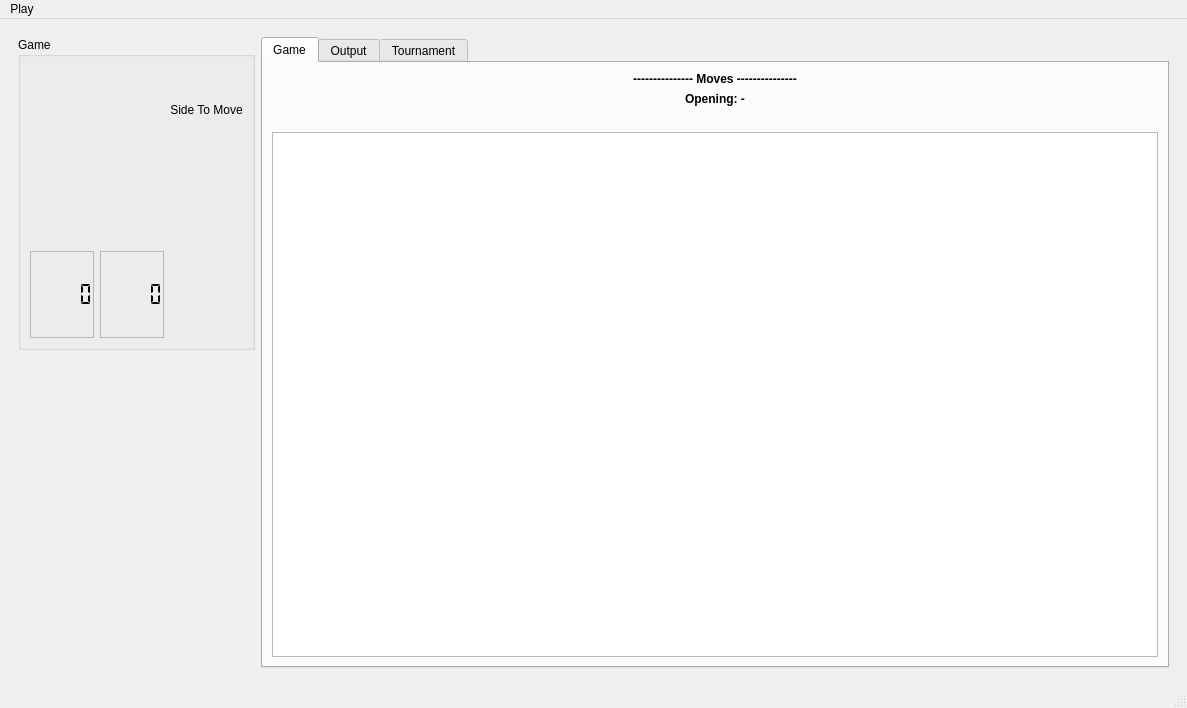
Above: app/mainwindow.ui from neluj/Xake before the change. Below: the same form after it.
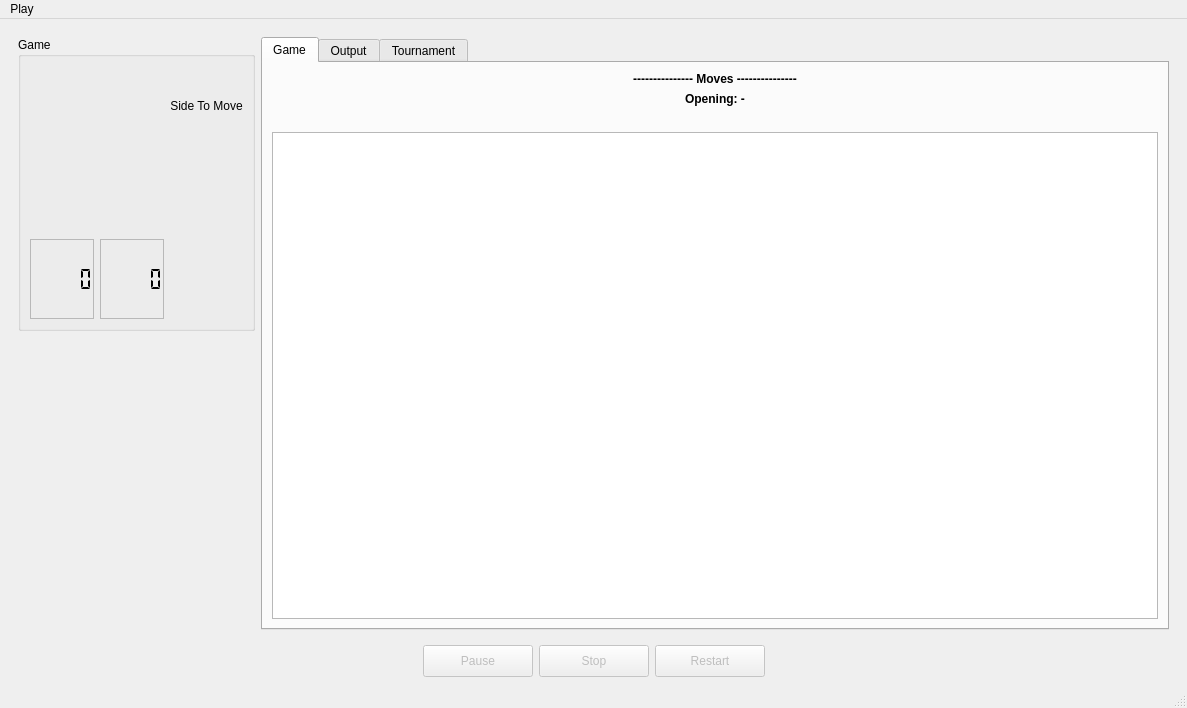
That is the form after the change. Custom widgets are drawn as their Qt base class.

Commit message: Add match and tournament session controls

What changed in the file:
```diff
--- a/app/mainwindow.ui
+++ b/app/mainwindow.ui
@@ -423,6 +423,93 @@
       </layout>
      </widget>
     </item>
+    <item>
+     <layout class="QHBoxLayout" name="sessionControlsLayout">
+      <item>
+       <spacer name="sessionControlsLeftSpacer">
+        <property name="orientation">
+         <enum>Qt::Horizontal</enum>
+        </property>
+        <property name="sizeHint" stdset="0">
+         <size>
+          <width>40</width>
+          <height>20</height>
+         </size>
+        </property>
+       </spacer>
+      </item>
+      <item>
+       <widget class="QPushButton" name="pauseButton">
+        <property name="enabled">
+         <bool>false</bool>
+        </property>
+        <property name="minimumSize">
+         <size>
+          <width>110</width>
+          <height>32</height>
+         </size>
+        </property>
+        <property name="text">
+         <string>Pause</string>
+        </property>
+        <property name="toolTip">
+         <string>Pause or resume the current game or tournament</string>
+        </property>
+       </widget>
+      </item>
+      <item>
+       <widget class="QPushButton" name="stopButton">
+        <property name="enabled">
+         <bool>false</bool>
+        </property>
+        <property name="minimumSize">
+         <size>
+          <width>110</width>
+          <height>32</height>
+         </size>
+        </property>
+        <property name="text">
+         <string>Stop</string>
+        </property>
+        <property name="toolTip">
+         <string>Stop the current game or tournament</string>
+        </property>
+       </widget>
+      </item>
+      <item>
+       <widget class="QPushButton" name="restartButton">
+        <property name="enabled">
+         <bool>false</bool>
+        </property>
+        <property name="minimumSize">
+         <size>
+          <width>110</width>
+          <height>32</height>
+         </size>
+        </property>
+        <property name="text">
+         <string>Restart</string>
+        </property>
+        <property name="toolTip">
+         <string>Restart the last game or tournament from the beginning</string>
+        </property>
+       </widget>
+      </item>
+      <item>
+       <spacer name="sessionControlsRightSpacer">
+        <property name="orientation">
+         <enum>Qt::Horizontal</enum>
+        </property>
+        <property name="sizeHint" stdset="0">
+         <size>
+          <width>40</width>
+          <height>20</height>
+         </size>
+        </property>
+       </spacer>
+      </item>
+     </layout>
+    </item>
    </layout>
   </widget>
   <widget class="QMenuBar" name="menubar">
```
The commit also changes 9 other files.
